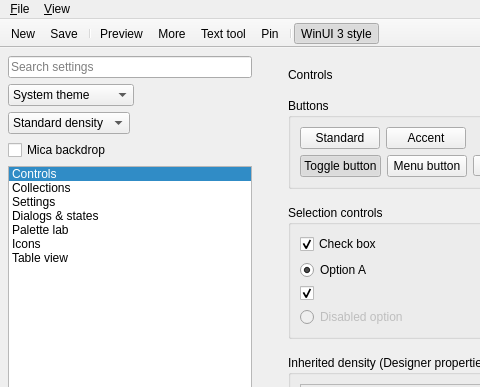
Qt form src/gallery/gallerywindow.ui (JulienMaille/WinUI3Style) before a commit; both pictures show x 0 to 480 and y 0 to 387 of the 1180 by 780 pixel window.
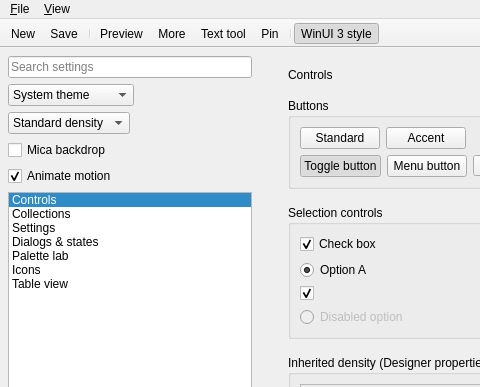
The same form after that commit.

Commit message:
feat(gallery): motion effects toggle for the style and browser demo
The wasm gallery repaints on the browser main thread, so continuous hover
animation dominates frame time. Add a motionEffects bool property to
WinUI3::Style that gates animationsAllowed() (below the
WINUI3STYLE_DISABLE_ANIMATIONS env opt-out), expose it as a nice
"Animate motion" checkbox in the gallery, and cover the gate with a
regression test. Includes a note in docs/wasm.md.

What changed in the file:
```diff
--- a/src/gallery/gallerywindow.ui
+++ b/src/gallery/gallerywindow.ui
@@ -17,6 +17,7 @@
        <item><widget class="QComboBox" name="themeCombo"><property name="sizePolicy"><sizepolicy hsizetype="Fixed" vsizetype="Fixed"><horstretch>0</horstretch><verstretch>0</verstretch></sizepolicy></property><property name="accessibleName"><string>Theme</string></property><property name="sizeAdjustPolicy"><enum>QComboBox::AdjustToContents</enum></property><property name="minimumContentsLength"><number>12</number></property><item><property name="text"><string>System theme</string></property></item><item><property name="text"><string>Light</string></property></item><item><property name="text"><string>Dark</string></property></item></widget></item>
        <item><widget class="QComboBox" name="densityCombo"><property name="sizePolicy"><sizepolicy hsizetype="Fixed" vsizetype="Fixed"><horstretch>0</horstretch><verstretch>0</verstretch></sizepolicy></property><property name="accessibleName"><string>Density</string></property><property name="sizeAdjustPolicy"><enum>QComboBox::AdjustToContents</enum></property><item><property name="text"><string>Standard density</string></property></item><item><property name="text"><string>Compact density</string></property></item></widget></item>
        <item><widget class="QCheckBox" name="micaToggle"><property name="text"><string>Mica backdrop</string></property><property name="checked"><bool>false</bool></property></widget></item>
+       <item><widget class="QCheckBox" name="motionCheck"><property name="text"><string>Animate motion</string></property><property name="checked"><bool>true</bool></property></widget></item>
        <item><widget class="QListWidget" name="navigationList">
        <property name="winuiNavigationView" stdset="0"><bool>true</bool></property>
         <property name="currentRow"><number>0</number></property>
```
The commit also changes 5 other files.
